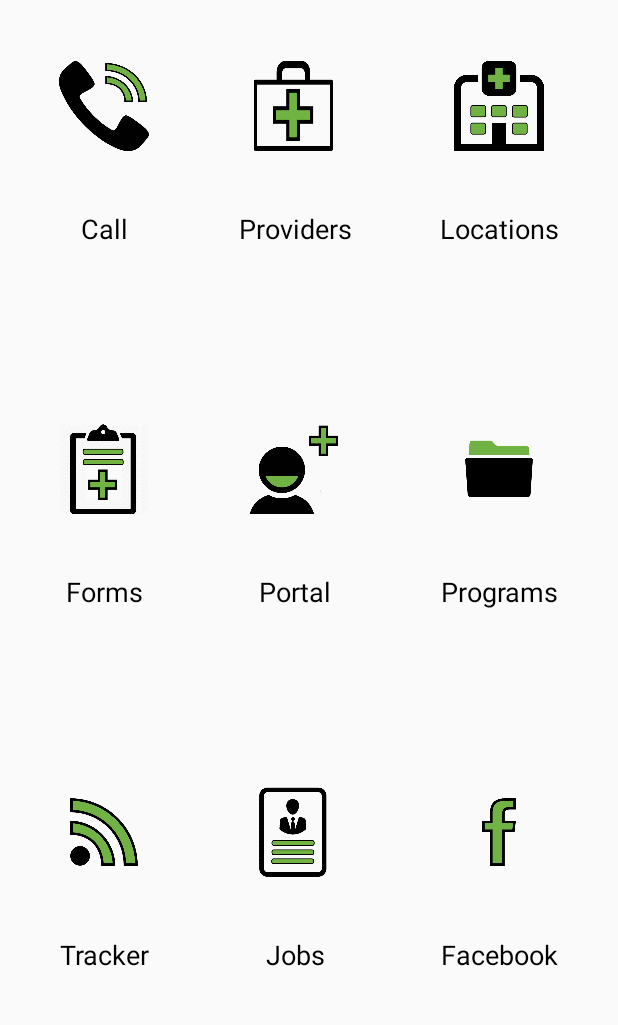
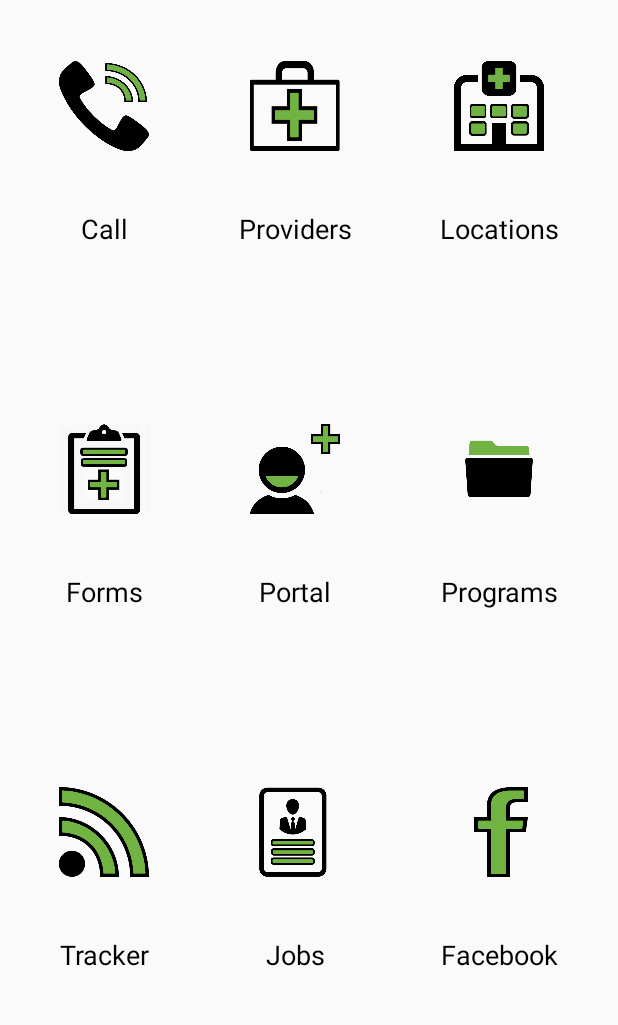
Before and after one commit to erodedpretzel/ProHealth, an Android app: the screen it shows after launch (MainActivity), on a phone screen of 412 x 824 dp, the part 120-1145 px from its top. Run offline under Robolectric (Android 15) with nearby library versions, the phone set to English and light mode, and no system bars.

Commit message:
This is just a commit to satisfy Git

```diff
--- a/app/src/main/res/menu/menu_main.xml
+++ b/app/src/main/res/menu/menu_main.xml
@@ -1,8 +1,7 @@
 <menu xmlns:android="http://schemas.android.com/apk/res/android"
     xmlns:app="http://schemas.android.com/apk/res-auto"
     xmlns:tools="http://schemas.android.com/tools"
-    tools:context="vpchc.prohealth.MainActivity" >
-
+    tools:context="vpchc.prohealth.MainActivity">
 
     <item android:id="@+id/action_feedback"
         android:title="@string/menu_feedback"
--- a/app/src/main/res/values/colors.xml
+++ b/app/src/main/res/values/colors.xml
@@ -2,7 +2,7 @@
 <resources>
     <color name="colorAccent">#3A4E8C</color>
     <color name="colorSecondary">#70B244</color>
-    <color name="colorPrimaryDark">#70B244</color>
+    <color name="colorPrimaryDark">#258F71</color>
     <color name="colorPrimary">#258F71</color>
     <color name="white">#FFFFFF</color>
 </resources>
```
Also changed, not shown: app/src/main/res/drawable/bustracker.png, app/src/main/res/drawable/facebook.png, app/src/main/res/drawable/forms.png, app/src/main/res/drawable/jobs.png, app/src/main/res/drawable/locations.png, app/src/main/res/drawable/patientportal.png, app/src/main/res/drawable/programs.png, app/src/main/res/drawable/providers.png, settings.gradle (line endings or trailing spaces).
